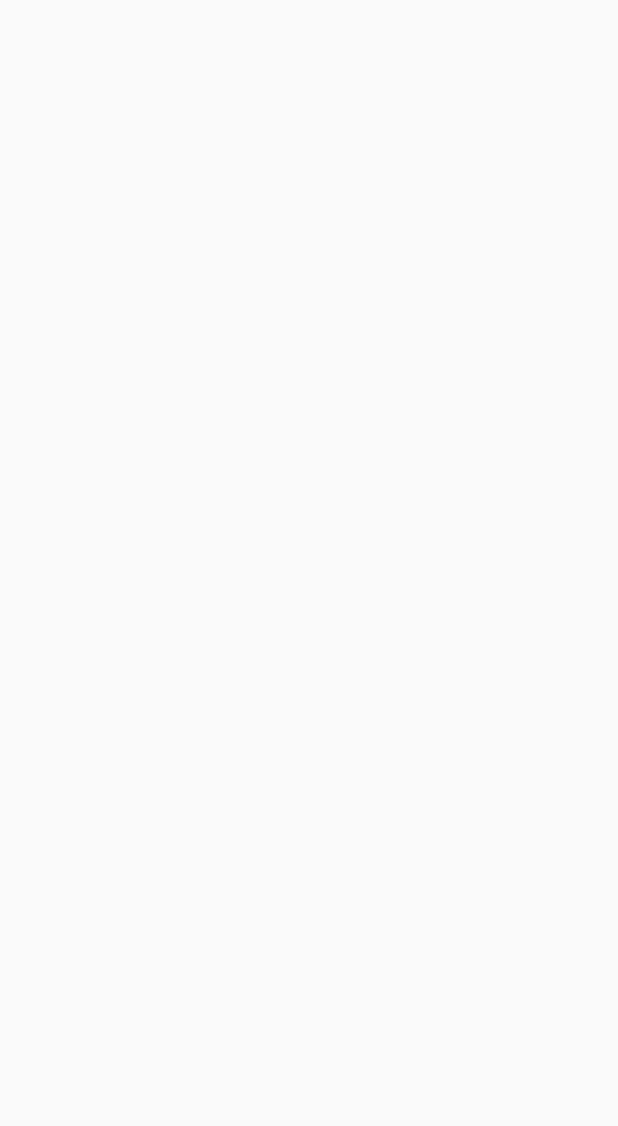
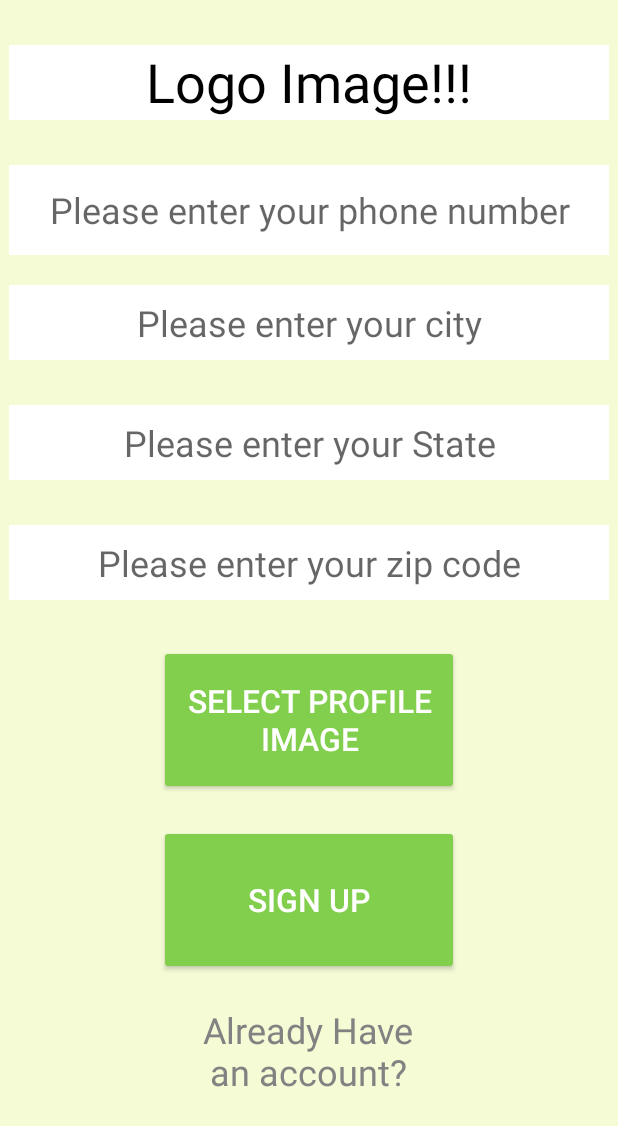
Before and after one commit to talithavanlith/SalonOn, an Android app: the SignUpActivityOne screen opened directly, with no data from a screen before it, on a phone screen of 412 x 824 dp. Before the commit the part shown is empty. Shown: the top 1126 px of the screen. Run offline under Robolectric (Android 15) with nearby library versions, the phone set to English and light mode, and no system bars.

Commit message:
Completed SignUpActivity zero and One

```diff
--- a/app/src/main/java/com/example/salonon/SignUpActivityOne.java
+++ b/app/src/main/java/com/example/salonon/SignUpActivityOne.java
@@ -1,6 +1,10 @@
 package com.example.salonon;
 
+import android.content.Intent;
 import android.os.Bundle;
+import android.view.View;
+import android.widget.EditText;
+import android.widget.Toast;
 
 import androidx.appcompat.app.AppCompatActivity;
 
@@ -12,4 +16,50 @@ public class SignUpActivityOne extends AppCompatActivity {
 
 
     }
+
+    public void imageButtonOnClick(View v) {
+        Toast.makeText(this, "Feature Not Implemented yet", Toast.LENGTH_LONG).show();
+    }
+
+    public void signUpButtonOnClick(View v) {
+        // get extras from passed intent:
+        Intent currentIntent = getIntent();
+        Bundle bundle = currentIntent.getExtras();
+        String userType = bundle.getString("userType");
+        String name = bundle.getString("name");
+        String email = bundle.getString("email");
+
+        // get data from edit texts:
+        EditText phoneNumberEditText = findViewById(R.id.phoneNumberEditText);
+        EditText cityEditText = findViewById(R.id.cityEditText);
+        EditText stateEditText = findViewById(R.id.stateEditText);
+        EditText zipEditText = findViewById(R.id.zipEditText);
+
+        String phoneNumber = phoneNumberEditText.getText().toString();
+        String city = phoneNumberEditText.getText().toString();
+        String state = phoneNumberEditText.getText().toString();
+        String zip = phoneNumberEditText.getText().toString();
+
+        // Do I pass this account info to Talitha's search intent or login to the profile here?
+        // For now, don't sign up here.
+        Toast.makeText(this, "Screen Not Implemented Yet", Toast.LENGTH_LONG).show();
+    }
+
+    public void haveAccountTextViewOnClick(View view) {
+        // Takes you back to sign in activity.
+
+        // Get userType from Intent;
+        Intent currentIntent = getIntent();
+        Bundle bundle = currentIntent.getExtras();
+        String userType;
+        if(bundle != null) {
+            userType = bundle.getString("userType");
+        } else {
+            userType = null;
+        }
+
+        Intent signInIntent = new Intent(SignUpActivityOne.this, SignInActivity.class);
+        signInIntent.putExtra("userType", userType);
+        startActivity(signInIntent);
+    }
 }
--- a/app/src/main/java/com/example/salonon/SignUpActivityZero.java
+++ b/app/src/main/java/com/example/salonon/SignUpActivityZero.java
@@ -54,9 +54,9 @@ public class SignUpActivityZero extends AppCompatActivity {
         signUpContinueIntent.putExtra("userType", userType);
         signUpContinueIntent.putExtra("name", name);
         signUpContinueIntent.putExtra("email", email);
-        signUpContinueIntent.putExtra("password", password); // TODO Hash Password before I send it through to another Intent.
+        // signUpContinueIntent.putExtra("password", password); // TODO Hash Password before I send it through to another Intent.
         startActivity(signUpContinueIntent);
-        Toast.makeText(this, "Intent Not Implemented Yet", Toast.LENGTH_LONG).show();
+        Toast.makeText(this, "Intent Not Implemented Yet", Toast.LENGTH_LONG).show(); // TODO Remove this Toast when intent has content.
     }
 
     public void haveAccountTextViewOnClick(View view) {
--- a/app/src/main/res/layout/activity_sign_up_one.xml
+++ b/app/src/main/res/layout/activity_sign_up_one.xml
@@ -1,5 +1,123 @@
 <?xml version="1.0" encoding="utf-8"?>
-<RelativeLayout xmlns:android="http://schemas.android.com/apk/res/android"
-    android:layout_width="match_parent" android:layout_height="match_parent">
+<ScrollView xmlns:android="http://schemas.android.com/apk/res/android"
+    android:layout_width="match_parent"
+    android:layout_height="match_parent"
+    android:fillViewport="true">
 
-</RelativeLayout>
+    <RelativeLayout xmlns:android="http://schemas.android.com/apk/res/android"
+        xmlns:app="http://schemas.android.com/apk/res-auto"
+        android:layout_width="match_parent"
+        android:layout_height="match_parent"
+
+        android:background="#F4FBD5">
+
+        <TextView
+            android:id="@+id/logo"
+            android:layout_width="400dp"
+            android:layout_height="50dp"
+            android:layout_alignParentTop="true"
+            android:layout_centerHorizontal="true"
+            android:layout_marginTop="30dp"
+            android:background="@android:color/white"
+            android:text="Logo Image!!!"
+            android:textAlignment="center"
+            android:textColor="@android:color/black"
+            android:textSize="36sp" />
+
+        <EditText
+            android:id="@+id/phoneNumberEditText"
+            android:layout_width="400dp"
+            android:layout_height="60dp"
+            android:layout_alignTop="@+id/logo"
+            android:layout_centerHorizontal="true"
+            android:layout_marginTop="80dp"
+            android:background="@android:color/white"
+            android:hint="Please enter your phone number"
+            android:inputType="phone"
+            android:textAlignment="center"
+            android:textColor="@android:color/black"
+            android:textSize="24sp" />
+
+
+        <EditText
+            android:id="@+id/cityEditText"
+            android:layout_width="400dp"
+            android:layout_height="50dp"
+            android:layout_alignTop="@+id/phoneNumberEditText"
+            android:layout_centerHorizontal="true"
+            android:layout_marginTop="80dp"
+            android:background="@android:color/white"
+            android:hint="Please enter your city"
+            android:textAlignment="center"
+            android:textColor="@android:color/black"
+            android:textSize="24sp" />
+
+        <EditText
+            android:id="@+id/stateEditText"
+            android:layout_width="400dp"
+            android:layout_height="50dp"
+            android:layout_alignTop="@+id/cityEditText"
+            android:layout_centerHorizontal="true"
+            android:layout_marginTop="80dp"
+            android:background="@android:color/white"
+            android:hint="Please enter your State"
+            android:textAlignment="center"
+            android:textColor="@android:color/black"
+            android:textSize="24sp" />
+
+        <EditText
+            android:id="@+id/zipEditText"
+            android:layout_width="400dp"
+            android:layout_height="50dp"
+            android:layout_alignTop="@+id/stateEditText"
+            android:layout_centerHorizontal="true"
+            android:layout_marginTop="80dp"
+            android:background="@android:color/white"
+            android:hint="Please enter your zip code"
+            android:inputType="number"
+            android:textAlignment="center"
+            android:textColor="@android:color/black"
+            android:textSize="24sp" />
+
+        <Button
+            android:id="@+id/imageButton"
+            android:layout_width="200dp"
+            android:layout_height="100dp"
+            android:layout_alignTop="@+id/zipEditText"
+            android:layout_centerHorizontal="true"
+            android:layout_marginTop="80dp"
+            android:onClick="imageButtonOnClick"
+            android:text="Select Profile Image"
+            android:textColor="@android:color/white"
+            android:textSize="21sp"
+            app:backgroundTint="#81CF4D" />
+
+        <Button
+            android:id="@+id/signUpButton"
+            android:layout_width="200dp"
+            android:layout_height="100dp"
+            android:layout_alignTop="@+id/imageButton"
+            android:layout_centerHorizontal="true"
+            android:layout_marginTop="120dp"
+            android:onClick="signUpButtonOnClick"
+            android:text="Sign Up"
+            android:textColor="@android:color/white"
+            android:textSize="21sp"
+            app:backgroundTint="#81CF4D" />
+
+        <TextView
+            android:id="@+id/haveAccountTextView"
+            android:layout_width="150dp"
+            android:layout_height="60dp"
+            android:layout_alignTop="@+id/signUpButton"
+            android:layout_centerHorizontal="true"
+            android:layout_marginTop="120dp"
+            android:background="#F4FBD5"
+            android:onClick="haveAccountTextViewOnClick"
+            android:text="Already Have an account?"
+            android:textAlignment="center"
+            android:textColor="#828282"
+            android:textSize="24sp" />
+
+    </RelativeLayout>
+</ScrollView>
```
